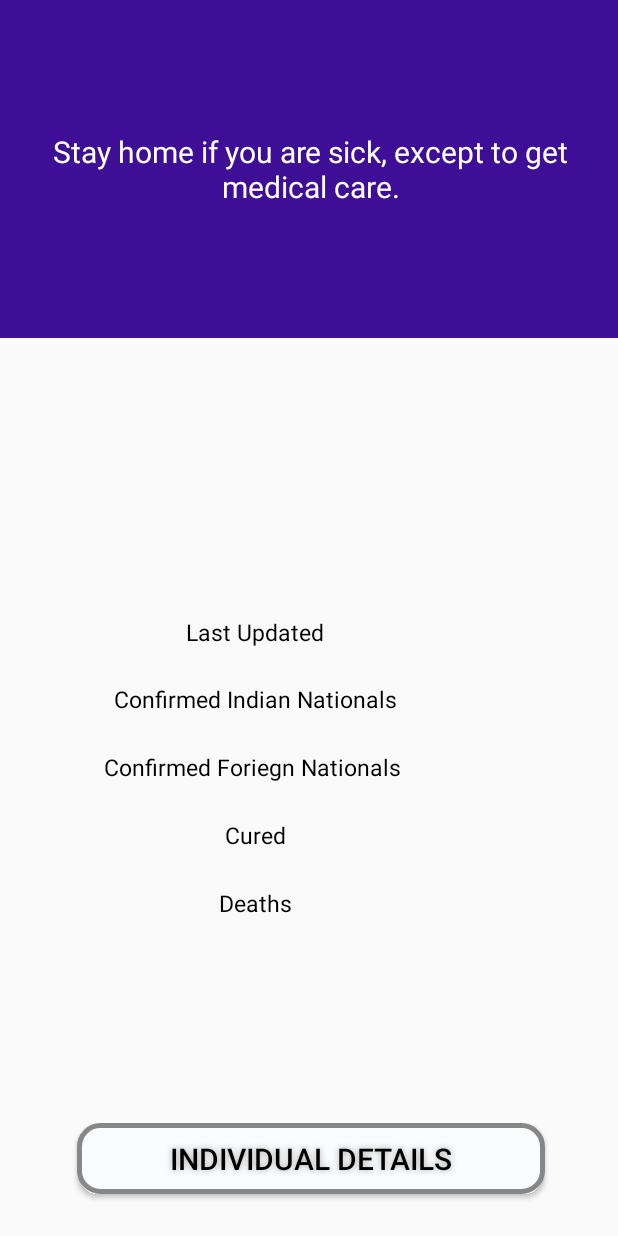
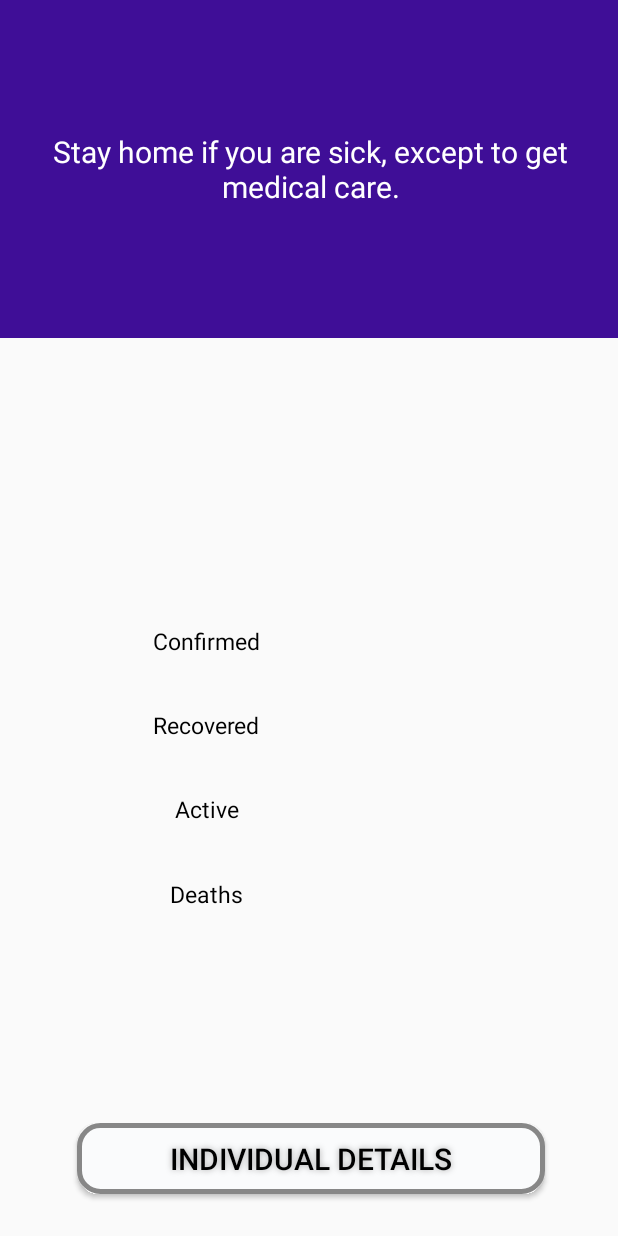
Before and after one commit to anshulkhattar/COVID19-India, an Android app: the CurrentContentDisplay screen opened directly, with no data from a screen before it, on a phone screen of 412 x 824 dp. Run offline under Robolectric (Android 15) with nearby library versions, the phone set to English and light mode, and no system bars.

Commit message:
CSV files changed to APIs

```diff
--- a/app/build.gradle
+++ b/app/build.gradle
@@ -44,4 +44,7 @@ dependencies {
     implementation 'com.android.support:recyclerview-v7:28.0.0'
     implementation 'androidx.cardview:cardview:1.0.0'
 
+    implementation 'com.squareup.retrofit2:retrofit:2.4.0'
+    implementation 'com.squareup.retrofit2:converter-gson:2.4.0'
+
 }
--- a/app/src/main/java/com/example/covid19india/CurrentContentDisplay.kt
+++ b/app/src/main/java/com/example/covid19india/CurrentContentDisplay.kt
@@ -19,11 +19,10 @@ class CurrentContentDisplay : AppCompatActivity() {
         quote.text=quotes.random()
         var stateSelected=intent.getStringExtra("state")
         state.text=intent.getStringExtra("state")
-        cureddata.text=intent.getStringExtra("cured")
-        deathsdata.text=intent.getStringExtra("deaths")
-        confIdata.text=intent.getStringExtra("indian")
-        confFdata.text=intent.getStringExtra("foreign")
-        datedata.text=intent.getStringExtra("date")
+        confirmeddata.text=intent.getStringExtra("conf")
+        deathsdata.text=intent.getStringExtra("death")
+        recovereddata.text=intent.getStringExtra("rev")
+        activedata.text=intent.getStringExtra("act")
 
         individual.setOnClickListener {
             var intent= Intent(this,IndividualDetailsActivity::class.java)
--- a/app/src/main/java/com/example/covid19india/IndividualDetailsActivity.kt
+++ b/app/src/main/java/com/example/covid19india/IndividualDetailsActivity.kt
@@ -37,6 +37,7 @@ class IndividualDetailsActivity : AppCompatActivity() {
         var detectedCity: String = ""
         var detectedState: String = ""
         var status: String = ""
+        var coordinates:String =""
         val inputStream: InputStream = resources.openRawResource(R.raw.individualdetails)
         val reader = BufferedReader(InputStreamReader(inputStream))
 
@@ -49,8 +50,9 @@ class IndividualDetailsActivity : AppCompatActivity() {
                 detectedCity=tokens[8]
                 detectedState=tokens[9]
                 status=tokens[11]
+                coordinates=tokens[6]
 
-                val individualData=IndividualDetailsPOJO(govtId,dateDiagnosed, gender, detectedCity, detectedState, status)
+                val individualData=IndividualDetailsPOJO(govtId,dateDiagnosed, gender, detectedCity, detectedState, status , coordinates)
                 individualsData.add(individualData)
             }
             Log.d("token", individualsData.toString())
--- a/app/src/main/java/com/example/covid19india/IndividualDetailsAdapter.kt
+++ b/app/src/main/java/com/example/covid19india/IndividualDetailsAdapter.kt
@@ -21,6 +21,7 @@ class IndividualDetailsAdapter(private val mDataList: ArrayList<IndividualDetail
         holder.loc.text = mDataList[position+1].detectedCity.replace("\"","")+"\n" + mDataList[position].detectedState.replace("\"","")
         holder.status.text = mDataList[position+1].status.replace("\"","")
         var gender = mDataList[position+1].gender.replace("\"","")
+        var coordinates= mDataList[position+1].coordinates.replace("\"","")
         if(gender.equals("Female")) holder.image.setImageResource(R.drawable.female)
     }
 
--- a/app/src/main/java/com/example/covid19india/IndividualDetailsPOJO.kt
+++ b/app/src/main/java/com/example/covid19india/IndividualDetailsPOJO.kt
@@ -7,6 +7,7 @@ class IndividualDetailsPOJO {
     var detectedCity:String=""
     var detectedState:String=""
     var status:String=""
+    var coordinates:String=""
 
     constructor()
 
@@ -16,7 +17,8 @@ class IndividualDetailsPOJO {
         gender:String,
         detectedCity:String,
         detectedState:String,
-        status:String
+        status:String,
+        coordinates:String
 
     ) : super() {
         this.govtId=govtId
@@ -25,5 +27,6 @@ class IndividualDetailsPOJO {
         this.detectedCity=detectedCity
         this.detectedState=detectedState
         this.status=status
+        this.coordinates=coordinates
     }
 }
--- a/app/src/main/res/layout/activity_current_content_display.xml
+++ b/app/src/main/res/layout/activity_current_content_display.xml
@@ -70,23 +70,25 @@
         app:layout_constraintStart_toStartOf="parent"
         app:layout_constraintTop_toTopOf="parent">
 
+
+
         <TableRow
             android:layout_width="match_parent"
             android:layout_height="match_parent"
             android:layout_weight="1">
 
             <TextView
-                android:id="@+id/date"
-                android:layout_width="194dp"
+                android:id="@+id/confirmed"
+                android:layout_width="wrap_content"
                 android:layout_height="match_parent"
                 android:layout_weight="1"
                 android:gravity="center"
-                android:text="Last Updated"
+                android:text="Confirmed"
                 android:textColor="#000"
                 android:textSize="15dp" />
 
             <TextView
-                android:id="@+id/datedata"
+                android:id="@+id/confirmeddata"
                 android:layout_width="wrap_content"
                 android:layout_height="match_parent"
                 android:layout_weight="1"
@@ -101,17 +103,17 @@
             android:layout_weight="1">
 
             <TextView
-                android:id="@+id/confI"
+                android:id="@+id/recovered"
                 android:layout_width="wrap_content"
                 android:layout_height="match_parent"
                 android:layout_weight="1"
                 android:gravity="center"
-                android:text="Confirmed Indian Nationals"
+                android:text="Recovered"
                 android:textColor="#000"
                 android:textSize="15dp" />
 
             <TextView
-                android:id="@+id/confIdata"
+                android:id="@+id/recovereddata"
                 android:layout_width="wrap_content"
                 android:layout_height="match_parent"
                 android:layout_weight="1"
@@ -126,42 +128,17 @@
             android:layout_weight="1">
 
             <TextView
-                android:id="@+id/congF"
+                android:id="@+id/active"
                 android:layout_width="wrap_content"
                 android:layout_height="match_parent"
                 android:layout_weight="1"
                 android:gravity="center"
-                android:text="Confirmed Foriegn Nationals "
+                android:text="Active"
                 android:textColor="#000"
                 android:textSize="15dp" />
 
             <TextView
-                android:id="@+id/confFdata"
-                android:layout_width="wrap_content"
-                android:layout_height="match_parent"
-                android:layout_weight="1"
-                android:gravity="center"
-                android:textColor="#000"
-                android:textSize="15dp" />
-        </TableRow>
-
-        <TableRow
-            android:layout_width="match_parent"
-            android:layout_height="match_parent"
-            android:layout_weight="1">
-
-            <TextView
-                android:id="@+id/cured"
-                android:layout_width="wrap_content"
-                android:layout_height="match_parent"
-                android:layout_weight="1"
-                android:gravity="center"
-                android:text="Cured"
-                android:textColor="#000"
-                android:textSize="15dp" />
-
-            <TextView
-                android:id="@+id/cureddata"
+                android:id="@+id/activedata"
                 android:layout_width="wrap_content"
                 android:layout_height="match_parent"
                 android:layout_weight="1"
```
Also changed, not shown: app/src/main/java/com/example/covid19india/MainActivity.kt (+45 -53 lines), app/src/main/res/layout/activity_main.xml (+14 -5 lines).
